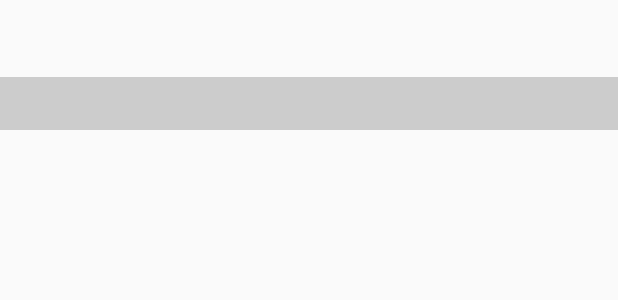
After one commit to fcallau/AndroidAvanzado, an Android app: the layout activity_detail.xml on its own in the app's theme, with its tools: preview values and no code run, on a phone screen of 412 x 824 dp. The commit adds this screen. Shown: the top 300 px of the screen. Run offline under Robolectric (Android 15) with nearby library versions, the phone set to English and light mode, and no system bars; network calls fail.

Commit message:
DetailActivity implemented

```diff
--- a/app/src/main/AndroidManifest.xml
+++ b/app/src/main/AndroidManifest.xml
@@ -50,6 +50,7 @@
             </intent-filter>
         </activity>
         <activity android:name=".activity.PicassoActivity"></activity>
+        <activity android:name=".activity.DetailActivity"></activity>
     </application>
 
 </manifest>
--- /dev/null
+++ b/app/src/main/res/layout/activity_detail.xml
@@ -0,0 +1,48 @@
+<?xml version="1.0" encoding="utf-8"?>
+<ScrollView xmlns:android="http://schemas.android.com/apk/res/android"
+    android:layout_width="match_parent"
+    android:layout_height="wrap_content">
+
+    <LinearLayout xmlns:android="http://schemas.android.com/apk/res/android"
+        xmlns:tools="http://schemas.android.com/tools"
+        android:layout_width="match_parent"
+        android:layout_height="match_parent"
+        android:orientation="vertical"
+        tools:context="com.keepcoding.madridshops.activity.DetailActivity">
+
+        <TextView
+            android:id="@+id/detail_description"
+            android:layout_width="match_parent"
+            android:layout_height="wrap_content"
+            android:padding="8dp" />
+
+        <ImageView
+            android:id="@+id/detail_image"
+            android:layout_width="match_parent"
+            android:layout_height="wrap_content"
+            android:adjustViewBounds="true"
+            android:backgroundTint="@color/colorAccent"
+            android:contentDescription="Image of the item"
+            android:padding="8dp"/>
+
+        <TextView
+            android:id="@+id/detail_address"
+            android:layout_width="match_parent"
+            android:layout_height="wrap_content"
+            android:padding="8dp"
+            android:textAlignment="center"
+            android:textColor="#792532"
+            android:background="#CCCCCC" />
+
+        <ImageView
+            android:id="@+id/detail_map"
+            android:layout_width="match_parent"
+            android:layout_height="wrap_content"
+            android:adjustViewBounds="true"
+            android:backgroundTint="@color/colorAccent"
+            android:contentDescription="Map of the item"
+            android:padding="8dp"/>
+
+    </LinearLayout>
+
+</ScrollView>
--- a/domain/src/main/java/com/keepcoding/madridshops/domain/model/Shop.kt
+++ b/domain/src/main/java/com/keepcoding/madridshops/domain/model/Shop.kt
@@ -1,5 +1,6 @@
 package com.keepcoding.madridshops.domain.model
 
+import java.io.Serializable
 import java.util.*
 
 /**
@@ -7,7 +8,7 @@ import java.util.*
  *
  */
 data class Shop(val id: Int, val name: String, val address: String, val description: String,
-                val latitude: Float, val longitude: Float, val img: String, val logo: String, val openingHours: String) {
+                val latitude: Float, val longitude: Float, val img: String, val logo: String, val openingHours: String) : Serializable {
     init {
        Shops(ArrayList<Shop>())
     }
```
Also changed, not shown: app/src/main/java/com/keepcoding/madridshops/activity/DetailActivity.kt (added, +51 -0 lines), app/src/main/java/com/keepcoding/madridshops/activity/MainActivity.kt (+41 -12 lines), app/src/main/java/com/keepcoding/madridshops/adapter/ItemRecyclerViewAdapter.kt (+10 -11 lines), app/src/main/java/com/keepcoding/madridshops/router/Router.kt (+8 -0 lines), 32 other files.
